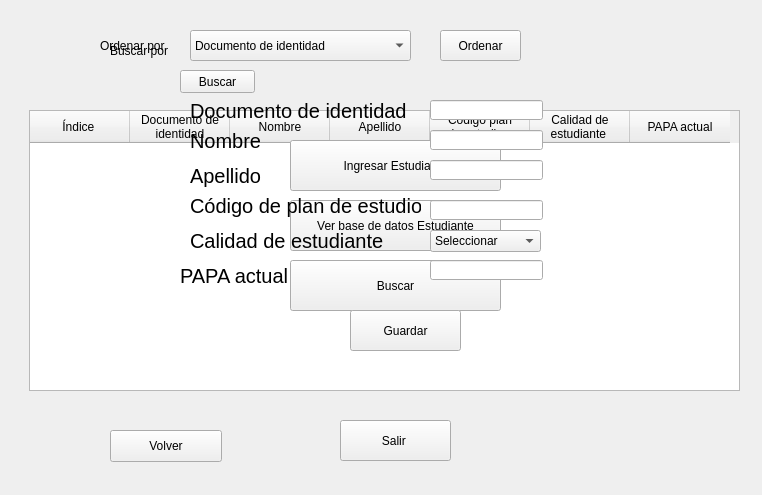
Above: TerceraEntrega/Interfaz.ui from jfiagar/POO2020 before the change. Below: the same form after it.
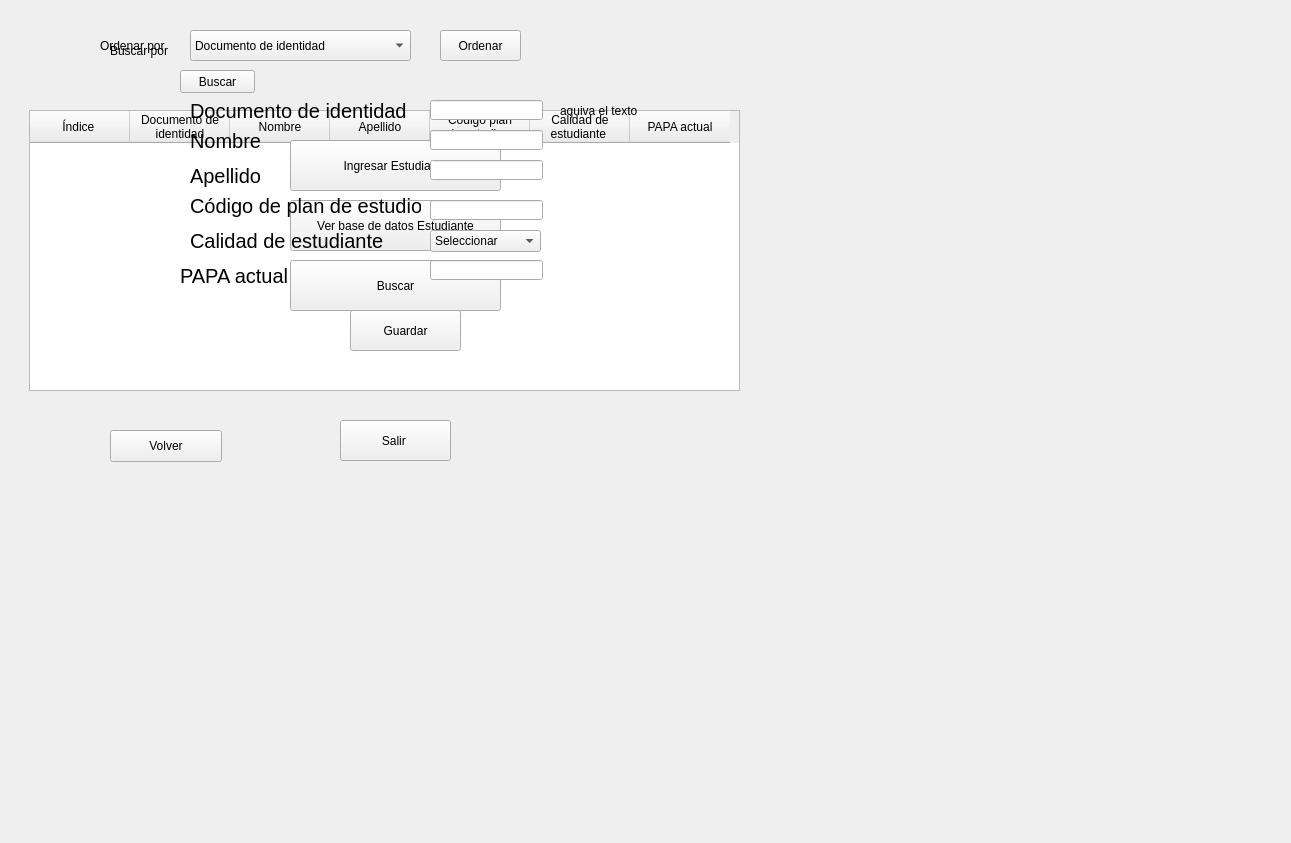
That is the form after the change.

What changed in the file:
```diff
--- a/TerceraEntrega/Interfaz.ui
+++ b/TerceraEntrega/Interfaz.ui
@@ -9,8 +9,8 @@
    <rect>
     <x>0</x>
     <y>0</y>
-    <width>762</width>
-    <height>495</height>
+    <width>1291</width>
+    <height>843</height>
    </rect>
   </property>
   <property name="mouseTracking">
@@ -224,7 +224,7 @@
      <rect>
       <x>150</x>
       <y>50</y>
-      <width>471</width>
+      <width>551</width>
       <height>361</height>
      </rect>
     </property>
@@ -429,6 +429,19 @@
       <string>Documento de identidad</string>
      </property>
     </widget>
+    <widget class="QLabel" name="BANDERA">
+     <property name="geometry">
+      <rect>
+       <x>410</x>
+       <y>30</y>
+       <width>121</width>
+       <height>61</height>
+      </rect>
+     </property>
+     <property name="text">
+      <string>aquiva el texto</string>
+     </property>
+    </widget>
    </widget>
    <widget class="QWidget" name="BaseD" native="true">
     <property name="geometry">
```
